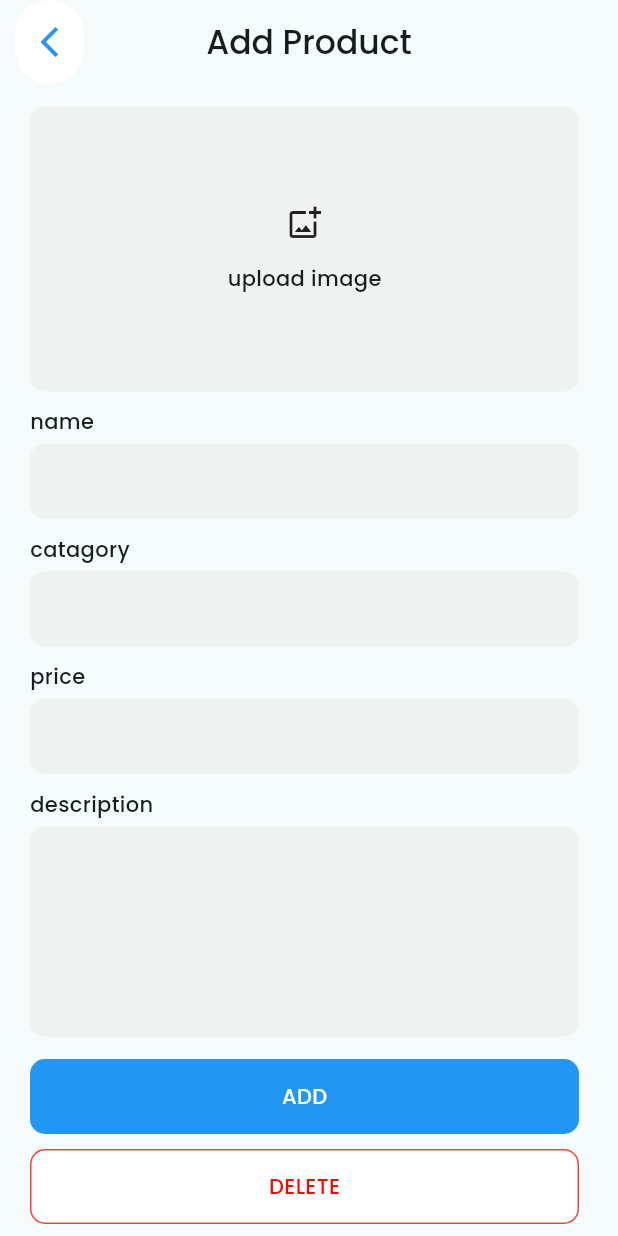
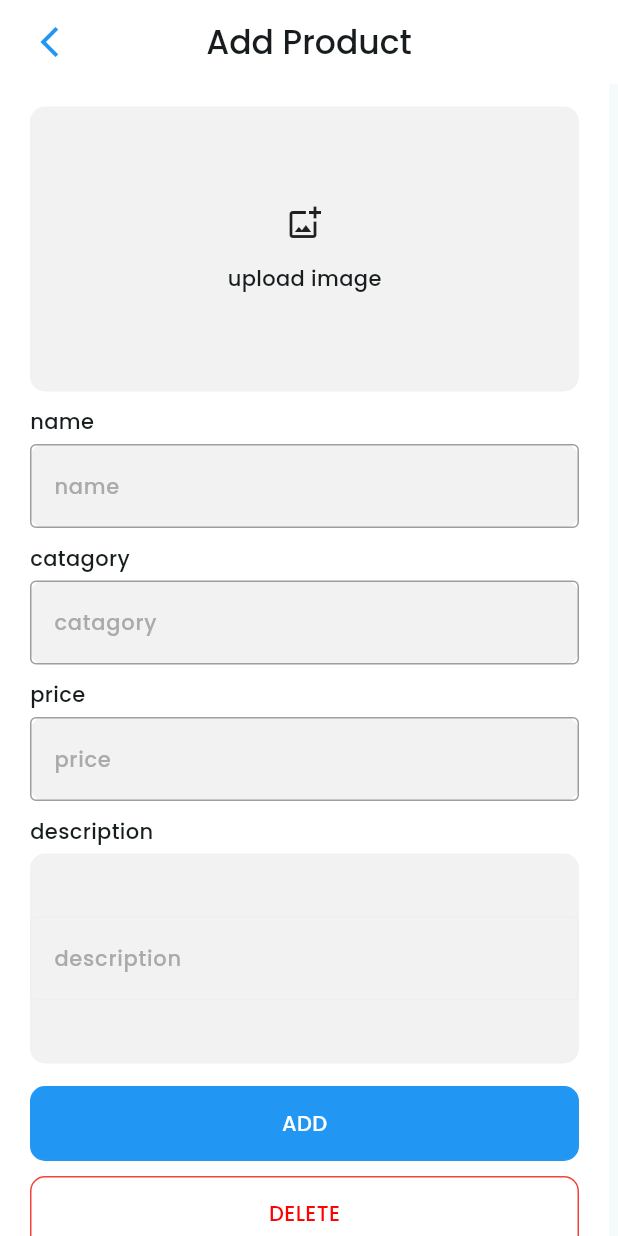
Before and after one commit to tolossamuel/2024-internship-mobile-tasks-, a Flutter app: the AddProduct screen opened by its route, on a phone screen of 412 x 824 dp. Run offline on Flutter 3.47's test engine with Material 3 defaults, Android fonts, the phone set to English and light mode, and no system bars.

Commit message:
add product filed edited

```diff
--- a/Mobile/Samuel_Tolossa/ecommers/lib/Features/AddProduct/Presentation/UI/Iinput_border.dart
+++ b/Mobile/Samuel_Tolossa/ecommers/lib/Features/AddProduct/Presentation/UI/Iinput_border.dart
@@ -1,14 +1,17 @@
 
 
+import 'package:ecommers/Features/AddProduct/Presentation/UI/input_field.dart';
 import 'package:flutter/material.dart';
 
 class IinputBorder extends StatelessWidget {
   final int hight;
   final bool check;
+  final String text;
   const IinputBorder({
     super.key,
     required this.hight,
     required this.check,
+    required this.text
   });
 
   @override
@@ -30,6 +33,8 @@ class IinputBorder extends StatelessWidget {
                       const Icon(Icons.add_photo_alternate_outlined),
                       const SizedBox(height: 15),
                       const Text("upload image"),
+                    ] else ...[
+                      InputField(text:text),
                     ]
                   ],
                 ),
--- a/Mobile/Samuel_Tolossa/ecommers/lib/Features/AddProduct/Presentation/UI/addProduct.dart
+++ b/Mobile/Samuel_Tolossa/ecommers/lib/Features/AddProduct/Presentation/UI/addProduct.dart
@@ -15,6 +15,7 @@ class _AddProductState extends State<AddProduct> {
   Widget build(BuildContext context) {
     return Scaffold(
       appBar: AppBar(
+        backgroundColor: Colors.white,
         title: const Text("Add Product"),
         centerTitle: true,
         leading: GestureDetector(
@@ -34,28 +35,30 @@ class _AddProductState extends State<AddProduct> {
         ),
       ),
       body: SingleChildScrollView(
+
         child: Container(
+          color: Colors.white,
           padding: const EdgeInsets.fromLTRB(20,15,20,10),
           child: const Column(
             crossAxisAlignment: CrossAxisAlignment.start,
             children:[
-              IinputBorder(hight: 190,check: true,),
+              IinputBorder(hight: 190,check: true,text: "Photo"),
               SizedBox(height: 10,),
               Text("name"),
               SizedBox(height: 5,),
-              IinputBorder(hight: 50,check: false,),
+              IinputBorder(hight: 56,check: false,text: "name"),
               SizedBox(height: 10,),
               Text("catagory"),
               SizedBox(height: 5,),
-              IinputBorder(hight: 50,check: false,),
+              IinputBorder(hight: 56,check: false,text: "catagory"),
               SizedBox(height: 10,),
               Text("price"),
               SizedBox(height: 5,),
-              IinputBorder(hight: 50,check: false,),
+              IinputBorder(hight: 56,check: false,text: "price"),
               SizedBox(height: 10,),
               Text("description"),
               SizedBox(height: 5,),
-              IinputBorder(hight: 140,check: false,),
+              IinputBorder(hight: 140,check: false,text: "description"),
               SizedBox(height: 15,),
               AddDeleteButton(color: Colors.blue,text: "ADD",borderColor: Colors.blue,),
               SizedBox(height: 10,),
--- /dev/null
+++ b/Mobile/Samuel_Tolossa/ecommers/lib/Features/AddProduct/Presentation/UI/input_field.dart
@@ -0,0 +1,36 @@
+
+
+import 'package:ecommers/core/Colors/colors.dart';
+import 'package:ecommers/core/Text_Style/text_style.dart';
+import 'package:ecommers/core/border/border_style.dart';
+import 'package:flutter/material.dart';
+
+class InputField extends StatefulWidget {
+  final String text;
+  const InputField({
+    super.key,
+    required this.text,
+    });
+
+  @override
+  State<InputField> createState() => _InputFieldState();
+}
+
+class _InputFieldState extends State<InputField> {
+  @override
+  Widget build(BuildContext context) {
+    return  TextField(
+      decoration: InputDecoration(
+        hintText: widget.text,
+        focusedBorder:widget.text != "description"? borderStyle:largInputBOrderStyle,
+        enabledBorder: widget.text != "description"? borderStyle:largInputBOrderStyle,
+        disabledBorder: widget.text != "description"? borderStyle:largInputBOrderStyle,
+        hintStyle: const TextStyle(
+
+          color: smallText,
+          fontSize: 14
+        )
+      ),
+    );
+  }
+}
--- /dev/null
+++ b/Mobile/Samuel_Tolossa/ecommers/lib/core/border/border_style.dart
@@ -0,0 +1,19 @@
+
+
+
+import 'package:flutter/material.dart';
+
+const OutlineInputBorder borderStyle =  OutlineInputBorder(
+
+          borderSide: BorderSide(
+            color: Colors.grey
+          )
+);
+
+
+const OutlineInputBorder largInputBOrderStyle =  OutlineInputBorder(
+          borderSide: BorderSide(
+            color: Color.fromARGB(200, 238, 238, 238)
+
+          ),
+);
```
